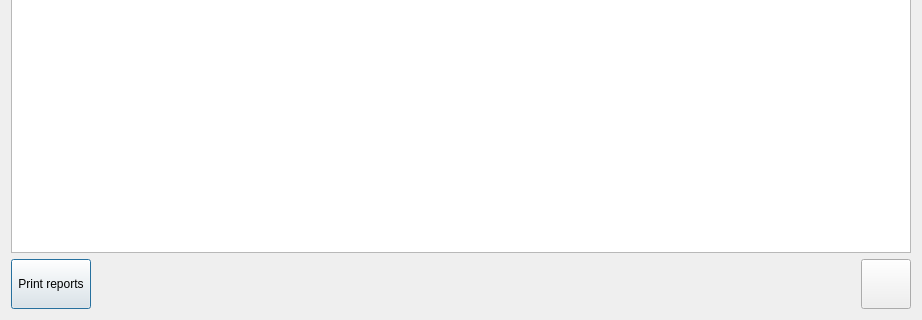
Qt form Waiter/dlgreports.ui (End1-1/Cafe5) before a commit; both pictures show x 0 to 922 and y 412 to 732 of the 922 by 732 pixel window.
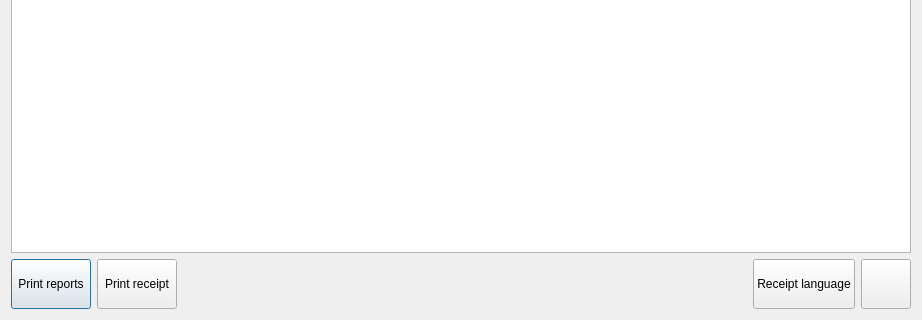
The same form after that commit. Icons and pictures are not drawn. Custom widgets are drawn as their Qt base class.

What changed in the file:
```diff
--- a/Waiter/dlgreports.ui
+++ b/Waiter/dlgreports.ui
@@ -108,6 +108,35 @@
         </property>
        </widget>
       </item>
+      <item>
+       <widget class="QPushButton" name="btnPrintOrderReceipt">
+        <property name="minimumSize">
+         <size>
+          <width>0</width>
+          <height>50</height>
+         </size>
+        </property>
+        <property name="maximumSize">
+         <size>
+          <width>16777215</width>
+          <height>50</height>
+         </size>
+        </property>
+        <property name="text">
+         <string>Print receipt</string>
+        </property>
+        <property name="icon">
+         <iconset resource="../resources/resources.qrc">
+          <normaloff>:/service_check.png</normaloff>:/service_check.png</iconset>
+        </property>
+        <property name="iconSize">
+         <size>
+          <width>32</width>
+          <height>32</height>
+         </size>
+        </property>
+       </widget>
+      </item>
       <item>
        <spacer name="horizontalSpacer">
         <property name="orientation">
@@ -121,6 +150,35 @@
         </property>
        </spacer>
       </item>
+      <item>
+       <widget class="QPushButton" name="btnReceiptLanguage">
+        <property name="minimumSize">
+         <size>
+          <width>0</width>
+          <height>50</height>
+         </size>
+        </property>
+        <property name="maximumSize">
+         <size>
+          <width>16777215</width>
+          <height>50</height>
+         </size>
+        </property>
+        <property name="text">
+         <string>Receipt language</string>
+        </property>
+        <property name="icon">
+         <iconset resource="../resources/resources.qrc">
+          <normaloff>:/service_check.png</normaloff>:/service_check.png</iconset>
+        </property>
+        <property name="iconSize">
+         <size>
+          <width>32</width>
+          <height>32</height>
+         </size>
+        </property>
+       </widget>
+      </item>
       <item>
        <widget class="QPushButton" name="btnExit">
         <property name="minimumSize">
```
Left out of the diff: 17 changed lines with no effect on the pictures.
